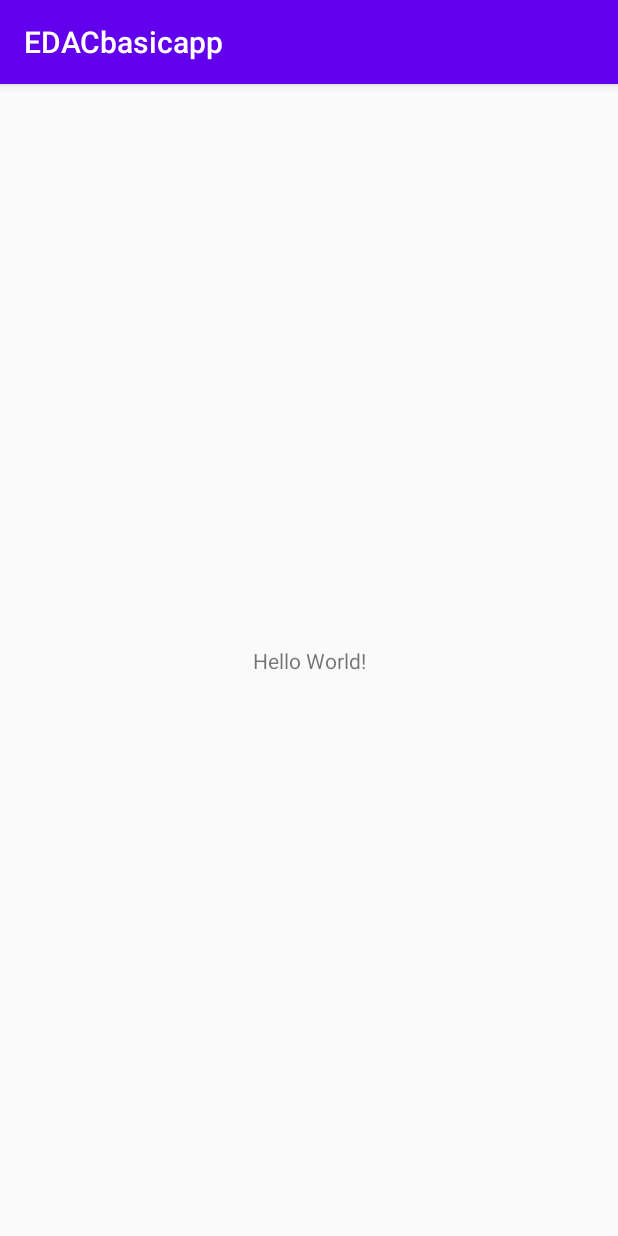
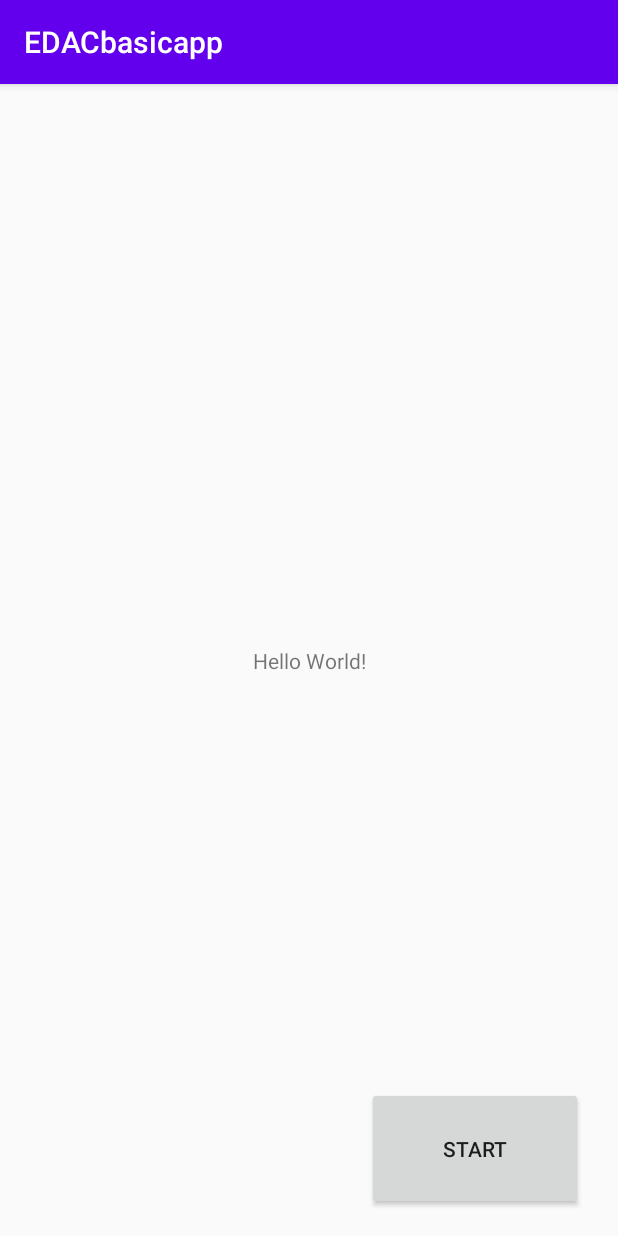
Before and after one commit to CodeNext-TeamEdgeY2/EDACbasicapp, an Android app: the screen it shows after launch (MainActivity), on a phone screen of 412 x 824 dp. Run offline under Robolectric (Android 15) with nearby library versions, the phone set to English and light mode, and no system bars.

Commit message:
added a start button to the main page

```diff
--- a/app/src/main/java/com/example/edacbasicapp/MainActivity.java
+++ b/app/src/main/java/com/example/edacbasicapp/MainActivity.java
@@ -2,7 +2,9 @@ package com.example.edacbasicapp;
 
 import androidx.appcompat.app.AppCompatActivity;
 
+import android.content.Intent;
 import android.os.Bundle;
+import android.view.View;
 
 public class MainActivity extends AppCompatActivity {
 
@@ -11,4 +13,10 @@ public class MainActivity extends AppCompatActivity {
         super.onCreate(savedInstanceState);
         setContentView(R.layout.activity_main);
     }
+
+    public void openListPage(View view) {
+        Intent myIntent = new Intent(MainActivity.this, ListActivity.class);
+        startActivity(myIntent);
+
+    }
 }
--- a/app/src/main/res/layout/activity_main.xml
+++ b/app/src/main/res/layout/activity_main.xml
@@ -2,6 +2,7 @@
 <androidx.constraintlayout.widget.ConstraintLayout xmlns:android="http://schemas.android.com/apk/res/android"
     xmlns:app="http://schemas.android.com/apk/res-auto"
     xmlns:tools="http://schemas.android.com/tools"
+    android:id="@+id/startButton"
     android:layout_width="match_parent"
     android:layout_height="match_parent"
     tools:context=".MainActivity">
@@ -15,4 +16,17 @@
         app:layout_constraintRight_toRightOf="parent"
         app:layout_constraintTop_toTopOf="parent" />
 
+    <Button
+        android:id="@+id/button"
+        android:layout_width="144dp"
+        android:layout_height="82dp"
+        android:text="Start"
+        app:layout_constraintBottom_toBottomOf="parent"
+        app:layout_constraintEnd_toEndOf="parent"
+        app:layout_constraintHorizontal_bias="0.913"
+        app:layout_constraintStart_toStartOf="parent"
+        app:layout_constraintTop_toTopOf="parent"
+        app:layout_constraintVertical_bias="0.975"
+        android:onClick="openListPage"/>
+
 </androidx.constraintlayout.widget.ConstraintLayout>
```
